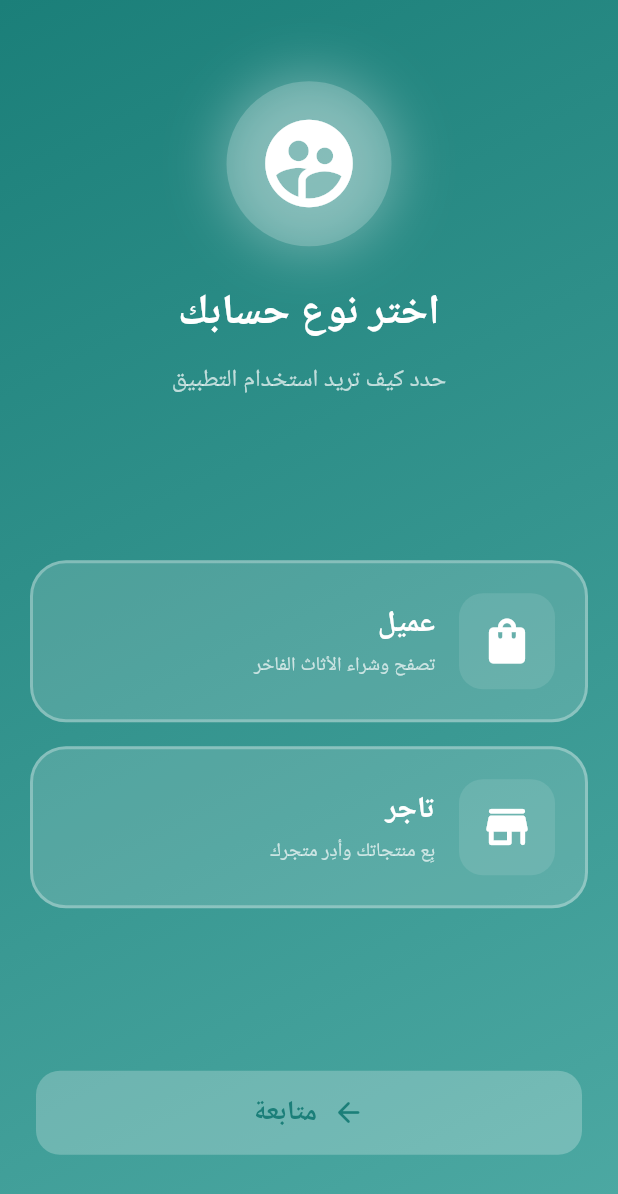
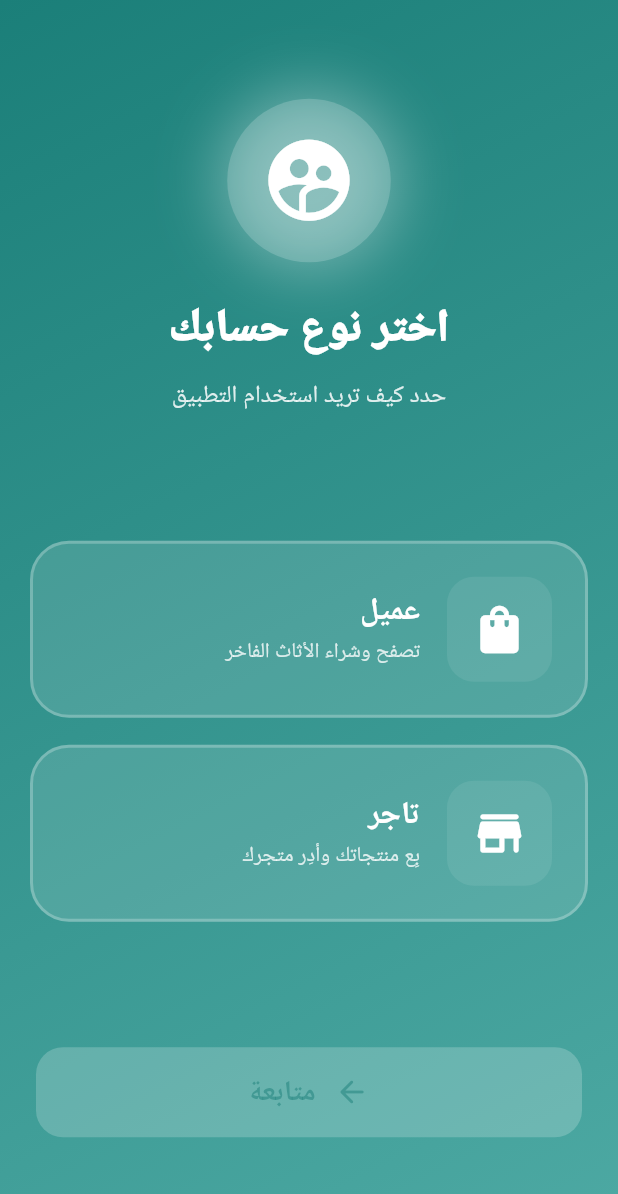
Before and after one commit to Esllam18/Tartibat, a Flutter app: the RoleSelectionScreen screen opened directly with empty values, on a phone screen of 412 x 824 dp. Shown: the top 1194 px of the screen. Run offline on Flutter 3.47's test engine with Material 3 defaults, Android fonts, the light colour scheme and no system bars; our stand-ins replace cached_network_image, confetti, flutter_bloc, google_fonts, shared_preferences; accounts and stored records are empty; network calls fail; Roboto replaces fonts that are missing (Cairo).

Commit message:
role selecathion done

```diff
--- a/assets/lang/en.json
+++ b/assets/lang/en.json
@@ -374,4 +374,5 @@
 
 
 
+
 }
--- a/lib/features/onboarding/widgets/onboarding_description.dart
+++ /dev/null
@@ -1,23 +0,0 @@
-import 'package:flutter/material.dart';
-import 'package:google_fonts/google_fonts.dart';
-import '../../../core/localization/app_localizations.dart';
-import '../../../core/utils/responsive.dart';
-
-class OnboardingDescription extends StatelessWidget {
-  final String descriptionKey;
-  const OnboardingDescription({super.key, required this.descriptionKey});
-
-  @override
-  Widget build(BuildContext context) {
-    final r = context.responsive;
-    return Padding(
-      padding: EdgeInsets.symmetric(horizontal: r.spacing(20)),
-      child: Text(
-        descriptionKey.tr(context),
-        textAlign: TextAlign.center,
-        style: GoogleFonts.cairo(
-            fontSize: r.fontSize(15), color: Colors.white70, height: 1.55),
-      ),
-    );
-  }
-}
--- /dev/null
+++ b/lib/features/role_selection/data/role_data.dart
@@ -0,0 +1,48 @@
+import 'package:flutter/material.dart';
+
+class RoleData {
+  final String id;
+  final String titleKey;
+  final String descriptionKey;
+  final IconData icon;
+  final Gradient gradient;
+
+  const RoleData({
+    required this.id,
+    required this.titleKey,
+    required this.descriptionKey,
+    required this.icon,
+    required this.gradient,
+  });
+}
+
+const roleOptions = [
+  RoleData(
+    id: 'customer',
+    titleKey: 'customer',
+    descriptionKey: 'customer_description',
+    icon: Icons.shopping_bag_rounded,
+    gradient: LinearGradient(
+      begin: Alignment.topLeft,
+      end: Alignment.bottomRight,
+      colors: [
+        Color(0xFF4A5568),
+        Color(0xFF2D3748),
+      ],
+    ),
+  ),
+  RoleData(
+    id: 'trader',
+    titleKey: 'trader',
+    descriptionKey: 'trader_description',
+    icon: Icons.store_rounded,
+    gradient: LinearGradient(
+      begin: Alignment.topLeft,
+      end: Alignment.bottomRight,
+      colors: [
+        Color(0xFF744210),
+        Color(0xFF4A2511),
+      ],
+    ),
+  ),
+];
--- a/lib/features/role_selection/data/role_option.dart
+++ /dev/null
@@ -1,24 +0,0 @@
-import 'package:flutter/material.dart';
-
-class RoleOption {
-  final String id, titleKey, descKey;
-  final IconData icon;
-  const RoleOption(
-      {required this.id,
-      required this.titleKey,
-      required this.descKey,
-      required this.icon});
-}
-
-const roleOptions = <RoleOption>[
-  RoleOption(
-      id: 'customer',
-      titleKey: 'customer',
-      descKey: 'customer_description',
-      icon: Icons.person_rounded),
-  RoleOption(
-      id: 'trader',
-      titleKey: 'trader',
-      descKey: 'trader_description',
-      icon: Icons.storefront_rounded),
-];
--- a/lib/features/role_selection/view/role_selection_screen.dart
+++ b/lib/features/role_selection/view/role_selection_screen.dart
@@ -1,6 +1,7 @@
 import 'package:flutter/material.dart';
 import '../../../core/constants/app_colors.dart';
 import '../../../core/cache/auth_cache_helper.dart';
+import '../../../core/utils/responsive.dart';
 import '../../customer/view/main_navigation_screen.dart';
 import '../../trader/view/trader_main_layout.dart';
 import '../widgets/role_selection_header.dart';
@@ -9,11 +10,13 @@ import '../widgets/continue_button.dart';
 
 class RoleSelectionScreen extends StatefulWidget {
   final String userName, userEmail, userPhone;
-  const RoleSelectionScreen(
-      {super.key,
+
+  const RoleSelectionScreen({
+    super.key,
     required this.userName,
     required this.userEmail,
-      required this.userPhone});
+    required this.userPhone,
+  });
 
   @override
   State<RoleSelectionScreen> createState() => _RoleSelectionScreenState();
@@ -23,53 +26,65 @@ class _RoleSelectionScreenState extends State<RoleSelectionScreen> {
   String? _selectedRole;
   bool _isLoading = false;
 
-  @override
-  Widget build(BuildContext context) {
-    return Scaffold(
-      body: Container(
-        width: double.infinity,
-        decoration: const BoxDecoration(gradient: AppColors.primaryGradient),
-        child: SafeArea(
-          child: Column(
-            children: [
-              const Spacer(),
-              const RoleSelectionHeader(),
-              const Spacer(flex: 2),
-              RoleSelectionCards(
-                selectedRole: _selectedRole,
-                onRoleSelect: (role) => setState(() => _selectedRole = role),
-              ),
-              const Spacer(flex: 2),
-              ContinueButton(
-                isEnabled: _selectedRole != null && !_isLoading,
-                isLoading: _isLoading,
-                onPressed: _handleContinue,
-              ),
-              const Spacer(),
-            ],
-          ),
-        ),
-      ),
-    );
-  }
+  void _onRoleSelect(String role) => setState(() => _selectedRole = role);
 
   Future<void> _handleContinue() async {
     if (_selectedRole == null) return;
     setState(() => _isLoading = true);
-    await Future.delayed(const Duration(milliseconds: 800));
+
+    await Future.delayed(const Duration(milliseconds: 600));
     await AuthCacheHelper().saveAuthData(
       token: 'token_${DateTime.now().millisecondsSinceEpoch}',
       role: _selectedRole!,
       userName: widget.userName,
       userEmail: widget.userEmail,
-        isTraderApproved: true);
+      isTraderApproved: true,
+    );
+
     if (!mounted) return;
     Navigator.pushAndRemoveUntil(
       context,
       MaterialPageRoute(
         builder: (_) => _selectedRole == 'trader'
             ? const TraderMainLayout()
-                : const CustomerMainLayout()),
-        (_) => false);
+            : const CustomerMainLayout(),
+      ),
+      (_) => false,
+    );
+  }
+
+  @override
+  Widget build(BuildContext context) {
+    final r = context.responsive;
+
+    return Scaffold(
+      body: Container(
+        decoration: const BoxDecoration(gradient: AppColors.primaryGradient),
+        child: SafeArea(
+          child: Padding(
+            padding: EdgeInsets.symmetric(vertical: r.spacing(24)),
+            child: Column(
+              mainAxisAlignment: MainAxisAlignment.spaceBetween,
+              children: [
+                SizedBox(height: r.spacing(20)),
+                const RoleSelectionHeader(),
+                SizedBox(height: r.spacing(40)),
+                RoleSelectionCards(
+                  selectedRole: _selectedRole,
+                  onRoleSelect: _onRoleSelect,
+                ),
+                SizedBox(height: r.spacing(40)),
+                ContinueButton(
+                  isEnabled: _selectedRole != null && !_isLoading,
+                  isLoading: _isLoading,
+                  onPressed: _handleContinue,
+                ),
+                SizedBox(height: r.spacing(20)),
+              ],
+            ),
+          ),
+        ),
+      ),
+    );
   }
 }
--- a/lib/features/role_selection/widgets/continue_button.dart
+++ b/lib/features/role_selection/widgets/continue_button.dart
@@ -1,34 +1,40 @@
 import 'package:flutter/material.dart';
+import 'package:google_fonts/google_fonts.dart';
 import '../../../core/constants/app_colors.dart';
-import '../../../core/constants/app_text_styles.dart';
 import '../../../core/localization/app_localizations.dart';
+import '../../../core/utils/responsive.dart';
 
 class ContinueButton extends StatelessWidget {
   final bool isEnabled, isLoading;
   final VoidCallback onPressed;
-  const ContinueButton(
-      {super.key,
-      required this.isEnabled,
-      required this.isLoading,
-      required this.onPressed});
+
+  const ContinueButton({
+    super.key,
+    required this.isEnabled,
+    required this.isLoading,
+    required this.onPressed,
+  });
 
   @override
   Widget build(BuildContext context) {
+    final r = context.responsive;
+
     return Padding(
-      padding: const EdgeInsets.symmetric(horizontal: 24),
+      padding: EdgeInsets.symmetric(horizontal: r.spacing(24)),
       child: AnimatedContainer(
-        duration: const Duration(milliseconds: 300),
+        duration: const Duration(milliseconds: 350),
         width: double.infinity,
-        height: 56,
+        height: r.spacing(60),
         decoration: BoxDecoration(
-          color: isEnabled ? Colors.white : Colors.white24,
-          borderRadius: BorderRadius.circular(16),
+          color: isEnabled ? Colors.white : Colors.white.withOpacity(0.2),
+          borderRadius: BorderRadius.circular(18),
           boxShadow: isEnabled
               ? [
                   BoxShadow(
-                      color: Colors.white.withOpacity(0.3),
-                      blurRadius: 20,
-                      offset: const Offset(0, 10))
+                    color: Colors.white.withOpacity(0.4),
+                    blurRadius: 24,
+                    offset: const Offset(0, 8),
+                  ),
                 ]
               : [],
         ),
@@ -36,23 +42,39 @@ class ContinueButton extends StatelessWidget {
           color: Colors.transparent,
           child: InkWell(
             onTap: isEnabled ? onPressed : null,
-            borderRadius: BorderRadius.circular(16),
+            borderRadius: BorderRadius.circular(18),
             child: Center(
               child: isLoading
-                  ? const SizedBox(
-                      width: 24,
-                      height: 24,
+                  ? SizedBox(
+                      width: 26,
+                      height: 26,
                       child: CircularProgressIndicator(
-                          strokeWidth: 2.5, color: AppColors.primary))
+                        strokeWidth: 3,
+                        color: AppColors.primary,
+                      ),
+                    )
                   : Row(
                       mainAxisAlignment: MainAxisAlignment.center,
                       children: [
-                        const Icon(Icons.arrow_forward_rounded,
-                            color: AppColors.primary, size: 22),
-                        const SizedBox(width: 10),
-                        Text('continue'.tr(context),
-                            style: AppTextStyles.h4Static.copyWith(
-                                color: AppColors.primary, fontSize: 18)),
+                        Icon(
+                          Icons.arrow_forward_rounded,
+                          color: isEnabled
+                              ? AppColors.primary
+                              : AppColors.primary.withOpacity(0.5),
+                          size:
+                              r.responsive(mobile: 24, tablet: 26, desktop: 28),
+                        ),
+                        SizedBox(width: r.spacing(12)),
+                        Text(
+                          'continue'.tr(context),
+                          style: GoogleFonts.cairo(
+                            fontSize: r.fontSize(19),
+                            fontWeight: FontWeight.w800,
+                            color: isEnabled
+                                ? AppColors.primary
+                                : AppColors.primary.withOpacity(0.5),
+                          ),
+                        ),
                       ],
                     ),
             ),
--- a/lib/features/role_selection/widgets/role_card.dart
+++ b/lib/features/role_selection/widgets/role_card.dart
@@ -1,69 +1,112 @@
 import 'package:flutter/material.dart';
+import 'package:google_fonts/google_fonts.dart';
 import '../../../core/constants/app_colors.dart';
-import 'role_card_content.dart';
+import '../../../core/localization/app_localizations.dart';
+import '../../../core/utils/responsive.dart';
 
 class RoleCard extends StatelessWidget {
-  final String role;
+  final String role, titleKey, descriptionKey;
   final IconData icon;
-  final String titleKey, descriptionKey;
   final Gradient gradient;
   final bool isSelected;
   final VoidCallback onTap;
 
-  const RoleCard(
-      {super.key,
+  const RoleCard({
+    super.key,
     required this.role,
     required this.icon,
     required this.titleKey,
     required this.descriptionKey,
     required this.gradient,
     required this.isSelected,
-      required this.onTap});
+    required this.onTap,
+  });
 
   @override
   Widget build(BuildContext context) {
+    final r = context.responsive;
+
     return GestureDetector(
       onTap: onTap,
       child: AnimatedContainer(
-        duration: const Duration(milliseconds: 300),
+        duration: const Duration(milliseconds: 350),
         curve: Curves.easeInOut,
-        padding: const EdgeInsets.all(20),
+        padding: EdgeInsets.all(r.spacing(22)),
         decoration: BoxDecoration(
           gradient: isSelected ? gradient : null,
-          color: isSelected ? null : Colors.white.withOpacity(0.15),
-          borderRadius: BorderRadius.circular(24),
+          color: isSelected ? null : Colors.white.withOpacity(0.12),
+          borderRadius: BorderRadius.circular(26),
           border: Border.all(
-              color: isSelected ? Colors.white : Colors.white30,
-              width: isSelected ? 3 : 2),
+            color: isSelected ? Colors.white : Colors.white.withOpacity(0.25),
+            width: isSelected ? 3 : 2,
+          ),
           boxShadow: isSelected
               ? [
                   BoxShadow(
-                      color: Colors.white.withOpacity(0.4),
-                      blurRadius: 25,
-                      spreadRadius: 3)
+                    color: Colors.white.withOpacity(0.35),
+                    blurRadius: 28,
+                    spreadRadius: 2,
+                    offset: const Offset(0, 6),
+                  ),
                 ]
               : [],
         ),
         child: Row(
           children: [
             Container(
-              padding: const EdgeInsets.all(14),
+              padding: EdgeInsets.all(r.spacing(16)),
               decoration: BoxDecoration(
-                  color: Colors.white.withOpacity(isSelected ? 0.25 : 0.1),
-                  borderRadius: BorderRadius.circular(16)),
-              child: Icon(icon, size: 36, color: Colors.white),
+                color: Colors.white.withOpacity(isSelected ? 0.25 : 0.08),
+                borderRadius: BorderRadius.circular(18),
               ),
-            const SizedBox(width: 16),
+              child: Icon(
+                icon,
+                size: r.responsive(mobile: 38, tablet: 44, desktop: 50),
+                color: Colors.white,
+              ),
+            ),
+            SizedBox(width: r.spacing(18)),
             Expanded(
-                child: RoleCardContent(
-                    titleKey: titleKey, descriptionKey: descriptionKey)),
-            if (isSelected)
+              child: Column(
+                crossAxisAlignment: CrossAxisAlignment.start,
+                children: [
+                  Text(
+                    titleKey.tr(context),
+                    style: GoogleFonts.cairo(
+                      fontSize: r.fontSize(21),
+                      fontWeight: FontWeight.w800,
+                      color: Colors.white,
+                      height: 1.2,
+                    ),
+                  ),
+                  SizedBox(height: r.spacing(6)),
+                  Text(
+                    descriptionKey.tr(context),
+                    style: GoogleFonts.cairo(
+                      fontSize: r.fontSize(14),
+                      fontWeight: FontWeight.w400,
+                      color: Colors.white.withOpacity(0.8),
+                      height: 1.4,
+                    ),
+                  ),
+                ],
+              ),
+            ),
+            if (isSelected) ...[
+              SizedBox(width: r.spacing(12)),
               Container(
-                  padding: const EdgeInsets.all(6),
+                padding: EdgeInsets.all(r.spacing(7)),
                 decoration: const BoxDecoration(
-                      color: Colors.white, shape: BoxShape.circle),
-                  child: const Icon(Icons.check_rounded,
-                      color: AppColors.primary, size: 20)),
+                  color: Colors.white,
+                  shape: BoxShape.circle,
+                ),
+                child: Icon(
+                  Icons.check_rounded,
+                  color: AppColors.primary,
+                  size: r.responsive(mobile: 20, tablet: 24, desktop: 26),
+                ),
+              ),
+            ],
           ],
         ),
       ),
--- a/lib/features/role_selection/widgets/role_card_content.dart
+++ /dev/null
@@ -1,29 +0,0 @@
-import 'package:flutter/material.dart';
-import '../../../core/constants/app_text_styles.dart';
-import '../../../core/localization/app_localizations.dart';
-
-class RoleCardContent extends StatelessWidget {
-  final String titleKey, descriptionKey;
-  const RoleCardContent(
-      {super.key, required this.titleKey, required this.descriptionKey});
-
-  @override
-  Widget build(BuildContext context) {
-    return Column(
-      crossAxisAlignment: CrossAxisAlignment.start,
-      children: [
-        Text(
-          titleKey.tr(context),
-          style: AppTextStyles.h3Static
-              .copyWith(color: Colors.white, fontSize: 20),
-        ),
-        const SizedBox(height: 4),
-        Text(
-          descriptionKey.tr(context),
-          style: AppTextStyles.bodySmallStatic
-              .copyWith(color: Colors.white70, fontSize: 13),
-        ),
-      ],
-    );
-  }
-}
--- a/lib/features/role_selection/widgets/role_selection_cards.dart
+++ b/lib/features/role_selection/widgets/role_selection_cards.dart
@@ -1,47 +1,43 @@
 import 'package:flutter/material.dart';
+import '../../../core/utils/responsive.dart';
+import '../data/role_data.dart';
 import 'role_card.dart';
 
 class RoleSelectionCards extends StatelessWidget {
   final String? selectedRole;
   final ValueChanged<String> onRoleSelect;
-  const RoleSelectionCards(
-      {super.key, required this.selectedRole, required this.onRoleSelect});
+
+  const RoleSelectionCards({
+    super.key,
+    required this.selectedRole,
+    required this.onRoleSelect,
+  });
 
   @override
   Widget build(BuildContext context) {
+    final r = context.responsive;
+
     return Padding(
-      padding: const EdgeInsets.symmetric(horizontal: 20),
+      padding: EdgeInsets.symmetric(horizontal: r.spacing(20)),
       child: Column(
+        mainAxisSize: MainAxisSize.min,
         children: [
-          RoleCard(
-            role: 'customer',
-            icon: Icons.shopping_bag_rounded,
-            titleKey: 'customer',
-            descriptionKey: 'customer_description',
-            gradient: const LinearGradient(
-              colors: [
-                Color.fromARGB(255, 54, 61, 101),
-                Color.fromARGB(255, 87, 88, 103)
-              ],
+          for (int i = 0; i < roleOptions.length; i++) ...[
+            AnimatedOpacity(
+              opacity: 1.0,
+              duration: Duration(milliseconds: 600 + (i * 150)),
+              child: RoleCard(
+                role: roleOptions[i].id,
+                icon: roleOptions[i].icon,
+                titleKey: roleOptions[i].titleKey,
+                descriptionKey: roleOptions[i].descriptionKey,
+                gradient: roleOptions[i].gradient,
+                isSelected: selectedRole == roleOptions[i].id,
+                onTap: () => onRoleSelect(roleOptions[i].id),
+              ),
             ),
-            isSelected: selectedRole == 'customer',
-            onTap: () => onRoleSelect('customer'),
-          ),
-          const SizedBox(height: 16),
-          RoleCard(
-            role: 'trader',
-            icon: Icons.store_rounded,
-            titleKey: 'trader',
-            descriptionKey: 'trader_description',
-            gradient: const LinearGradient(
-              colors: [
-                Color.fromARGB(255, 42, 39, 38),
-                Color.fromARGB(255, 121, 110, 96)
-              ],
-            ),
-            isSelected: selectedRole == 'trader',
-            onTap: () => onRoleSelect('trader'),
-          ),
+            if (i < roleOptions.length - 1) SizedBox(height: r.spacing(18)),
+          ],
         ],
       ),
     );
--- a/lib/features/role_selection/widgets/role_selection_header.dart
+++ b/lib/features/role_selection/widgets/role_selection_header.dart
@@ -1,49 +1,70 @@
 import 'package:flutter/material.dart';
-import '../../../core/constants/app_text_styles.dart';
+import 'package:google_fonts/google_fonts.dart';
 import '../../../core/localization/app_localizations.dart';
+import '../../../core/utils/responsive.dart';
 
 class RoleSelectionHeader extends StatelessWidget {
   const RoleSelectionHeader({super.key});
 
   @override
   Widget build(BuildContext context) {
+    final r = context.responsive;
+
     return Padding(
-      padding: const EdgeInsets.symmetric(horizontal: 24),
+      padding: EdgeInsets.symmetric(horizontal: r.spacing(24)),
       child: Column(
         children: [
           TweenAnimationBuilder<double>(
-            tween: Tween(begin: 0, end: 1),
-            duration: const Duration(milliseconds: 800),
+            tween: Tween(begin: 0.0, end: 1.0),
+            duration: const Duration(milliseconds: 900),
             curve: Curves.elasticOut,
-            builder: (_, value, __) => Transform.scale(
+            builder: (context, value, child) {
+              return Transform.scale(
                 scale: value,
                 child: Container(
-                padding: const EdgeInsets.all(20),
+                  padding: EdgeInsets.all(r.spacing(22)),
                   decoration: BoxDecoration(
-                  color: Colors.white.withOpacity(0.2),
+                    color: Colors.white.withOpacity(0.18),
                     shape: BoxShape.circle,
                     boxShadow: [
                       BoxShadow(
-                        color: Colors.white.withOpacity(0.3),
-                        blurRadius: 30,
-                        spreadRadius: 5)
+                        color: Colors.white.withOpacity(0.35),
+                        blurRadius: 35,
+                        spreadRadius: 6,
+                      ),
                     ],
                   ),
-                child: const Icon(Icons.supervised_user_circle_rounded,
-                    size: 70, color: Colors.white),
+                  child: Icon(
+                    Icons.supervised_user_circle_rounded,
+                    size: r.responsive(mobile: 65, tablet: 80, desktop: 90),
+                    color: Colors.white,
                   ),
                 ),
+              );
+            },
           ),
-          const SizedBox(height: 24),
-          Text('choose_account_type'.tr(context),
-              style: AppTextStyles.h1Static
-                  .copyWith(color: Colors.white, fontSize: 28),
-              textAlign: TextAlign.center),
-          const SizedBox(height: 12),
-          Text('select_role_subtitle'.tr(context),
-              style: AppTextStyles.bodyMediumStatic
-                  .copyWith(color: Colors.white70, fontSize: 16),
-              textAlign: TextAlign.center),
+          SizedBox(height: r.spacing(26)),
+          Text(
+            'choose_account_type'.tr(context),
+            style: GoogleFonts.cairo(
+              fontSize: r.fontSize(30),
+              fontWeight: FontWeight.w900,
+              color: Colors.white,
+              height: 1.2,
+            ),
+            textAlign: TextAlign.center,
+          ),
+          SizedBox(height: r.spacing(14)),
+          Text(
+            'select_role_subtitle'.tr(context),
+            style: GoogleFonts.cairo(
+              fontSize: r.fontSize(16),
+              fontWeight: FontWeight.w400,
+              color: Colors.white.withOpacity(0.85),
+              height: 1.5,
+            ),
+            textAlign: TextAlign.center,
+          ),
         ],
       ),
     );
```
Lines whose indentation alone changed are shown as unchanged.
